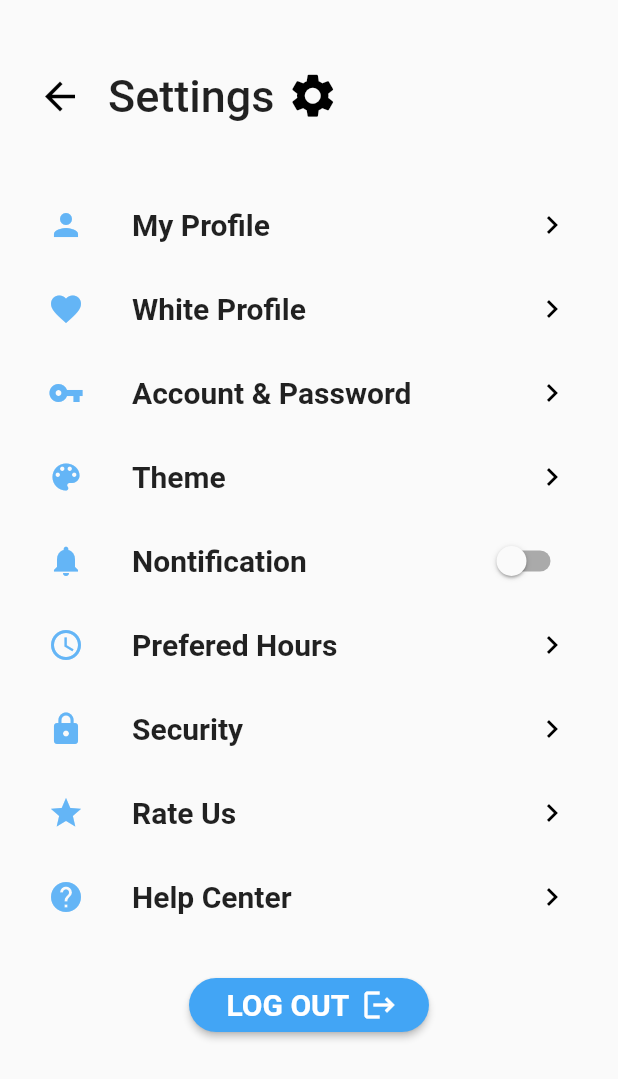
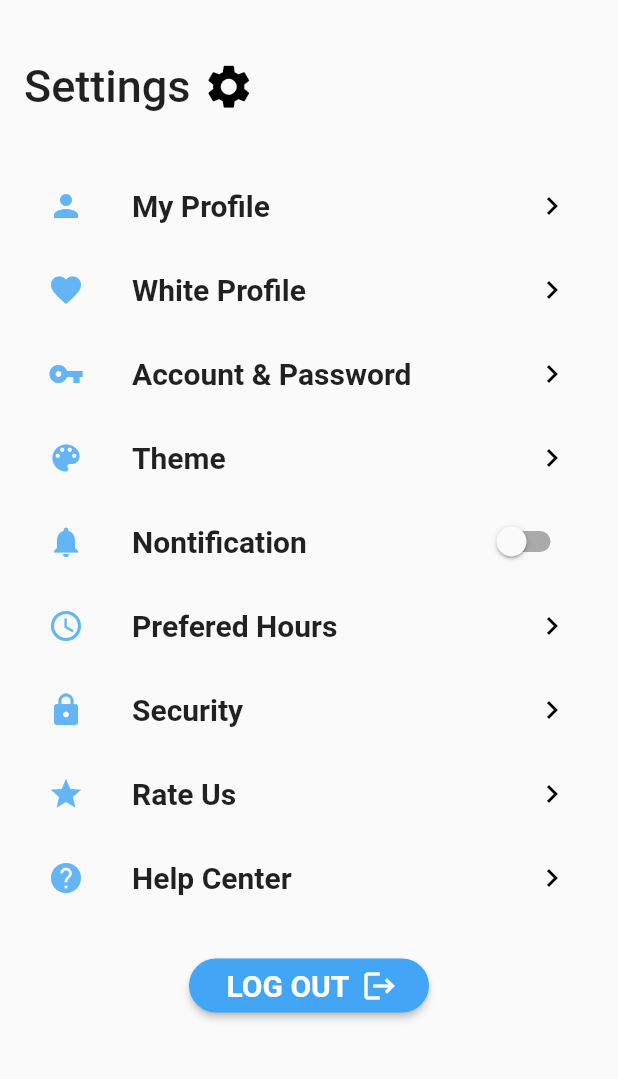
Before and after one commit to ProjectWhite/White, a Flutter app: the SettingPage screen opened directly, on a phone screen of 412 x 824 dp. Shown: the top 1079 px of the screen. Run offline on Flutter 3.47's test engine with Material 2 defaults, Android fonts, the phone set to English and light mode, and no system bars; our stand-ins replace bubble, hexcolor; missing offline and left inert: flutter_dialogflow; network calls fail.

Commit message:
SettingUI

```diff
--- a/flutter_appchatbot/lib/Pagechat/chatbot.dart
+++ b/flutter_appchatbot/lib/Pagechat/chatbot.dart
@@ -8,7 +8,7 @@ import 'package:flutter_dialogflow/dialogflow_v2.dart';
 import 'package:intl/intl.dart';
 import '../main.dart';
 import 'package:http/http.dart' as http;
-import '';
+
 
 
 class chatbot extends StatefulWidget {
--- a/flutter_appchatbot/lib/Pagesetting/edit_profile.dart
+++ b/flutter_appchatbot/lib/Pagesetting/edit_profile.dart
@@ -1,4 +1,5 @@
 import 'package:flutter/material.dart';
+import 'package:flutter_appchatbot/main.dart';
 
 
 class EditProfilePage extends StatefulWidget {
@@ -88,7 +89,7 @@ class _EditProfilePageState extends State<EditProfilePage> {
               SizedBox(
                 height: 35,
               ),
-              buildTextField('Username','Aoyly Peelaek', false),
+              buildTextField('Username', username, false),
               buildTextField('Email','Aoylyeieiza@gmail.com', false),
               buildTextField('Password','********', true),
               SizedBox(
--- a/flutter_appchatbot/lib/Pagesetting/setting.dart
+++ b/flutter_appchatbot/lib/Pagesetting/setting.dart
@@ -26,13 +26,6 @@ class _SettingPageState extends State<SettingPage> {
           children: [
             Row(
               children: [
-                IconButton(
-                    icon: Icon(Icons.arrow_back, size: 30, color: Colors.black),
-                    onPressed: (){
-                      Navigator.of(context).pop();
-                    },
-                ),
-                SizedBox(width: 8),
                 Text(
                   'Settings',
                   style: TextStyle(
```
